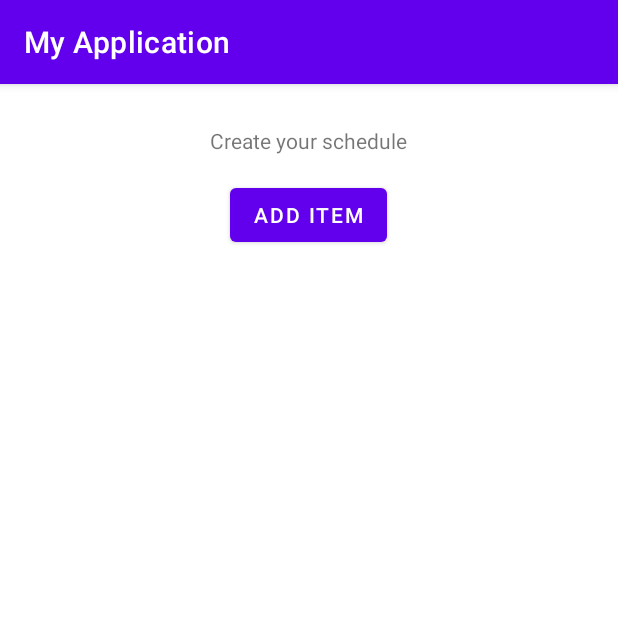
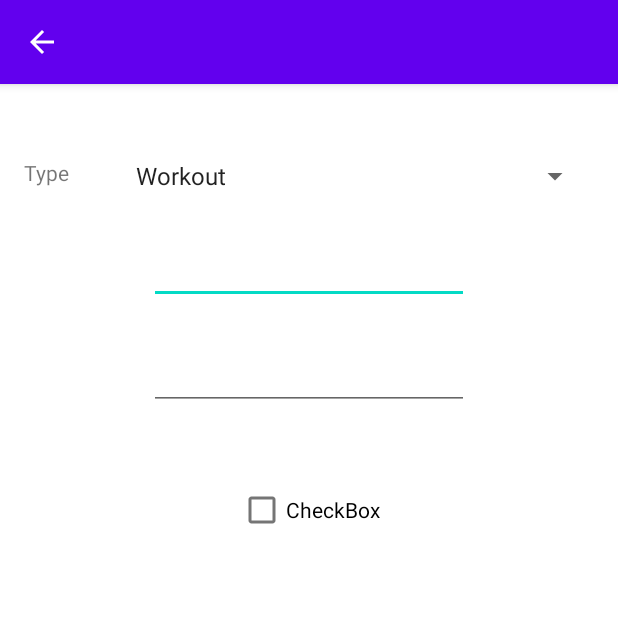
Before and after one commit to Sai5810/ScheduleMatch, an Android app: the screen it shows after launch (MainActivity before the commit, ItemAct after it), after a tap on "ADD ITEM", on a phone screen of 412 x 824 dp, the top half of it. Run offline under Robolectric (Android 15) with nearby library versions, the phone set to English and light mode, and no system bars.

```diff
--- a/app/src/main/AndroidManifest.xml
+++ b/app/src/main/AndroidManifest.xml
@@ -18,6 +18,14 @@
                 <category android:name="android.intent.category.LAUNCHER" />
             </intent-filter>
         </activity>
+        <activity
+            android:name=".ItemAct"
+            android:label=""
+            android:parentActivityName=".MainActivity">
+            <meta-data
+                android:name="android.support.PARENT_ACTIVITY"
+                android:value="com.vakasai.myapplication.ItemAct" />
+        </activity>
     </application>
 
 </manifest>
--- a/app/src/main/java/com/vakasai/myapplication/ItemAct.java
+++ b/app/src/main/java/com/vakasai/myapplication/ItemAct.java
@@ -1,6 +1,8 @@
 package com.vakasai.myapplication;
 
 import android.os.Bundle;
+import android.widget.ArrayAdapter;
+import android.widget.Spinner;
 
 import androidx.appcompat.app.AppCompatActivity;
 
@@ -9,5 +11,17 @@ public class ItemAct extends AppCompatActivity {
     protected void onCreate(Bundle savedInstanceState) {
         super.onCreate(savedInstanceState);
         setContentView(R.layout.item);
+        Spinner spin = (Spinner) findViewById(R.id.spinner);
+
+        // Create an ArrayAdapter using the string array and a default spinner
+        ArrayAdapter<CharSequence> adapt = ArrayAdapter
+                .createFromResource(this, R.array.type_arr,
+                        android.R.layout.simple_spinner_item);
+
+        // Specify the layout to use when the list of choices appears
+        adapt.setDropDownViewResource(android.R.layout.simple_spinner_dropdown_item);
+
+        // Apply the adapter to the spinner
+        spin.setAdapter(adapt);
     }
 }
--- a/app/src/main/java/com/vakasai/myapplication/MainActivity.java
+++ b/app/src/main/java/com/vakasai/myapplication/MainActivity.java
@@ -5,6 +5,8 @@ import androidx.appcompat.app.AppCompatActivity;
 import android.content.Intent;
 import android.os.Bundle;
 import android.view.View;
+import android.widget.ArrayAdapter;
+import android.widget.Spinner;
 
 public class MainActivity extends AppCompatActivity {
 
@@ -15,7 +17,7 @@ public class MainActivity extends AppCompatActivity {
     }
 
     public void add_item(View view) {
-        Intent myIntent = new Intent(MainActivity.this, ItemAct.class);
-        MainActivity.this.startActivity(myIntent);
+        Intent intent = new Intent(this, ItemAct.class);
+        startActivity(intent);
     }
 }
--- a/app/src/main/res/layout/item.xml
+++ b/app/src/main/res/layout/item.xml
@@ -24,4 +24,38 @@
         app:layout_constraintStart_toEndOf="@+id/textView2"
         app:layout_constraintTop_toTopOf="parent" />
 
+    <EditText
+        android:id="@+id/editTextDate"
+        android:layout_width="wrap_content"
+        android:layout_height="wrap_content"
+        android:layout_marginTop="28dp"
+        android:ems="10"
+        android:inputType="date"
+        app:layout_constraintEnd_toEndOf="parent"
+        app:layout_constraintStart_toStartOf="parent"
+        app:layout_constraintTop_toBottomOf="@+id/spinner"
+        android:autofillHints="What date?" />
+
+    <EditText
+        android:id="@+id/editTextTime"
+        android:layout_width="wrap_content"
+        android:layout_height="wrap_content"
+        android:layout_marginTop="25dp"
+        android:ems="10"
+        android:inputType="time"
+        app:layout_constraintEnd_toEndOf="parent"
+        app:layout_constraintStart_toStartOf="parent"
+        app:layout_constraintTop_toBottomOf="@+id/editTextDate"
+        android:autofillHints="What Time?" />
+
+    <CheckBox
+        android:id="@+id/checkBox"
+        android:layout_width="wrap_content"
+        android:layout_height="wrap_content"
+        android:layout_marginTop="260dp"
+        android:text="@string/checkbox"
+        app:layout_constraintEnd_toEndOf="parent"
+        app:layout_constraintStart_toStartOf="parent"
+        app:layout_constraintTop_toTopOf="parent" />
+
 </androidx.constraintlayout.widget.ConstraintLayout>
--- a/app/src/main/res/values/strings.xml
+++ b/app/src/main/res/values/strings.xml
@@ -3,6 +3,7 @@
     <string name="create_your_schedule">Create your schedule</string>
     <string name="add_item">Add Item</string>
     <string name="type">Type</string>
+    <string name="checkbox">CheckBox</string>
     <string-array name="type_arr">
         <item>Workout</item>
         <item>Wake Up</item>
```
